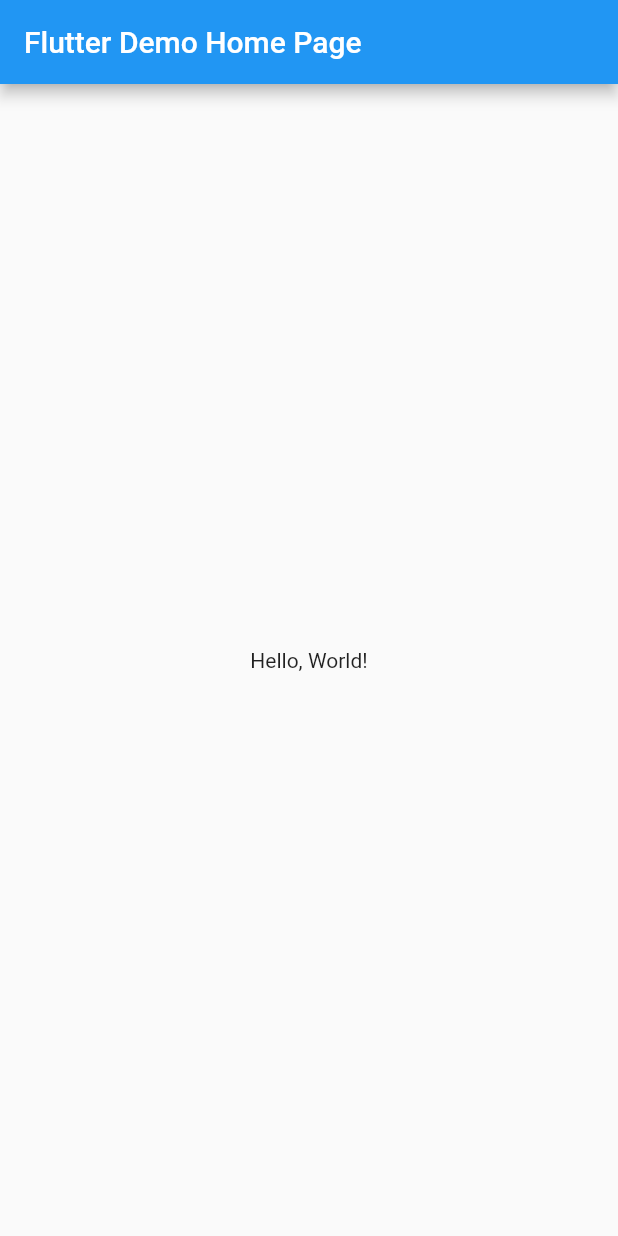
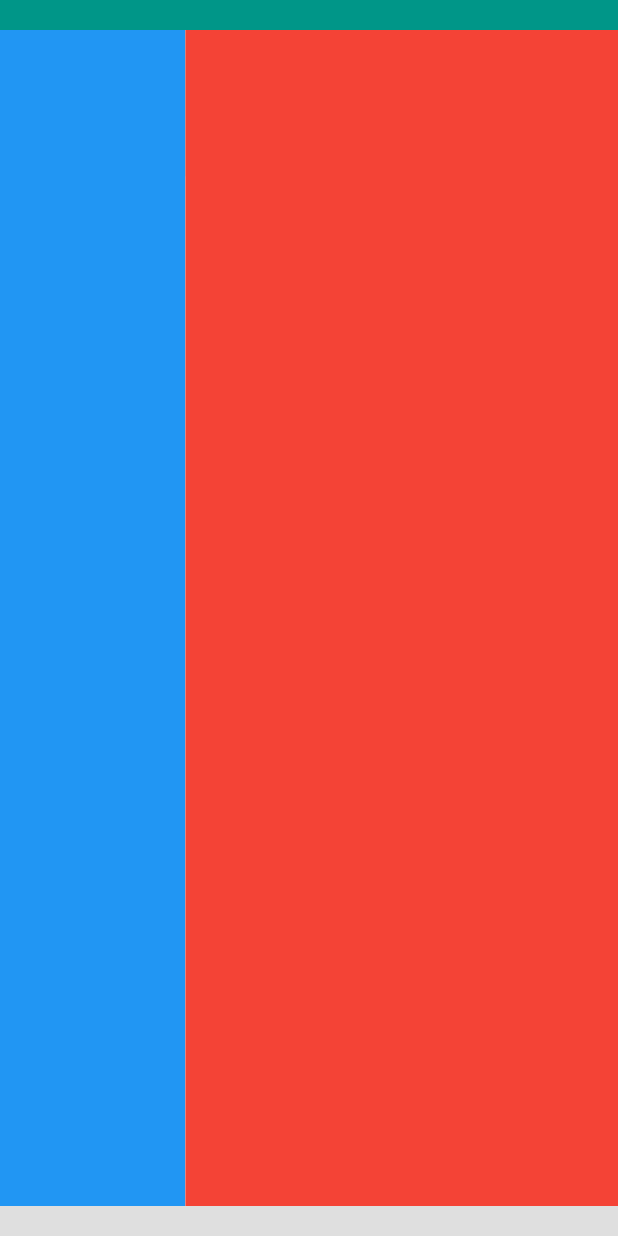
Before and after one commit to jacobaraujo7/whatsapp_web, a Flutter app: the screen it shows after launch, on a phone screen of 412 x 824 dp. Run offline on Flutter 3.47's test engine with Material 2 defaults, Android fonts, the phone set to English and light mode, and no system bars; missing offline and left inert: flutter_web.

Commit message:
init project

```diff
--- a/lib/main.dart
+++ b/lib/main.dart
@@ -1,4 +1,5 @@
 import 'package:flutter_web/material.dart';
+import 'package:whatsapp_web/src/screens/home/home_page.dart';
 
 void main() => runApp(MyApp());
 
@@ -11,51 +12,7 @@ class MyApp extends StatelessWidget {
       theme: ThemeData(
         primarySwatch: Colors.blue,
       ),
-      home: MyHomePage(title: 'Flutter Demo Home Page'),
+      home: HomePage(),
     );
   }
 }
-
-class MyHomePage extends StatelessWidget {
-  MyHomePage({Key key, this.title}) : super(key: key);
-
-  final String title;
-
-  @override
-  Widget build(BuildContext context) {
-    // The Flutter framework has been optimized to make rerunning build methods
-    // fast, so that you can just rebuild anything that needs updating rather
-    // than having to individually change instances of widgets.
-    return Scaffold(
-      appBar: AppBar(
-        title: Text(title),
-      ),
-      body: Center(
-        // Center is a layout widget. It takes a single child and positions it
-        // in the middle of the parent.
-        child: Column(
-          // Column is also layout widget. It takes a list of children and
-          // arranges them vertically. By default, it sizes itself to fit its
-          // children horizontally, and tries to be as tall as its parent.
-          //
-          // Invoke "debug painting" (choose the "Toggle Debug Paint" action
-          // from the Flutter Inspector in Android Studio, or the "Toggle Debug
-          // Paint" command in Visual Studio Code) to see the wireframe for each
-          // widget.
-          //
-          // Column has various properties to control how it sizes itself and
-          // how it positions its children. Here we use mainAxisAlignment to
-          // center the children vertically; the main axis here is the vertical
-          // axis because Columns are vertical (the cross axis would be
-          // horizontal).
-          mainAxisAlignment: MainAxisAlignment.center,
-          children: <Widget>[
-            Text(
-              'Hello, World!',
-            ),
-          ],
-        ),
-      ), // This trailing comma makes auto-formatting nicer for build methods.
-    );
-  }
-}
--- /dev/null
+++ b/lib/src/screens/chat/chat_page.dart
@@ -0,0 +1,15 @@
+import 'package:flutter_web/material.dart';
+
+class ChatPage extends StatefulWidget {
+  @override
+  _ChatPageState createState() => _ChatPageState();
+}
+
+class _ChatPageState extends State<ChatPage> {
+  @override
+  Widget build(BuildContext context) {
+    return Material(
+      child: Container( color: Colors.red,),
+    );
+  }
+}
--- /dev/null
+++ b/lib/src/screens/conversation/conversation_page.dart
@@ -0,0 +1,16 @@
+import 'package:flutter_web/material.dart';
+
+class ConversationsPage extends StatefulWidget {
+  @override
+  _ConversationsPageState createState() => _ConversationsPageState();
+}
+
+class _ConversationsPageState extends State<ConversationsPage> {
+  @override
+  Widget build(BuildContext context) {
+    return Material(
+
+      child: Container( color: Colors.blue,),
+    );
+  }
+}
--- /dev/null
+++ b/lib/src/screens/home/home_page.dart
@@ -0,0 +1,52 @@
+import 'package:flutter_web/material.dart';
+import 'package:flutter_web/rendering.dart';
+import 'package:whatsapp_web/src/screens/chat/chat_page.dart';
+import 'package:whatsapp_web/src/screens/conversation/conversation_page.dart';
+
+class HomePage extends StatefulWidget {
+  @override
+  _HomePageState createState() => _HomePageState();
+}
+
+class _HomePageState extends State<HomePage> {
+  Widget _buildScreen() {
+    return Container(
+      padding: EdgeInsets.symmetric(vertical: 20,),
+      child: Row(
+        children: <Widget>[
+          Expanded(
+            flex: 3,
+            child: ConversationsPage(),
+          ),
+          Expanded(
+            flex: 7,
+            child: ChatPage(),
+          ),
+        ],
+      ),
+    );
+  }
+
+  @override
+  Widget build(BuildContext context) {
+    return Material(
+      child: Stack(
+        children: <Widget>[
+          Column(
+            children: <Widget>[
+              Expanded(child: Container(color: Color(0xFF009688))),
+              Expanded(flex: 6, child: Container(color: Color(0xFFdfdfdf))),
+            ],
+          ),
+          Align(
+            alignment: Alignment.center,
+                      child: ConstrainedBox(
+              constraints: BoxConstraints(maxWidth: 1400),
+              child: _buildScreen(),
+            ),
+          ),
+        ],
+      ),
+    );
+  }
+}
--- a/pubspec.yaml
+++ b/pubspec.yaml
@@ -13,6 +13,10 @@ dev_dependencies:
   build_runner: ^1.4.0
   build_web_compilers: ^2.0.0
   pedantic: ^1.0.0
+  bloc_pattern:
+    git:
+      url: https://github.com/jacobaraujo7/bloc-pattern.git
+      ref: web
 
 dependency_overrides:
   flutter_web:
```
